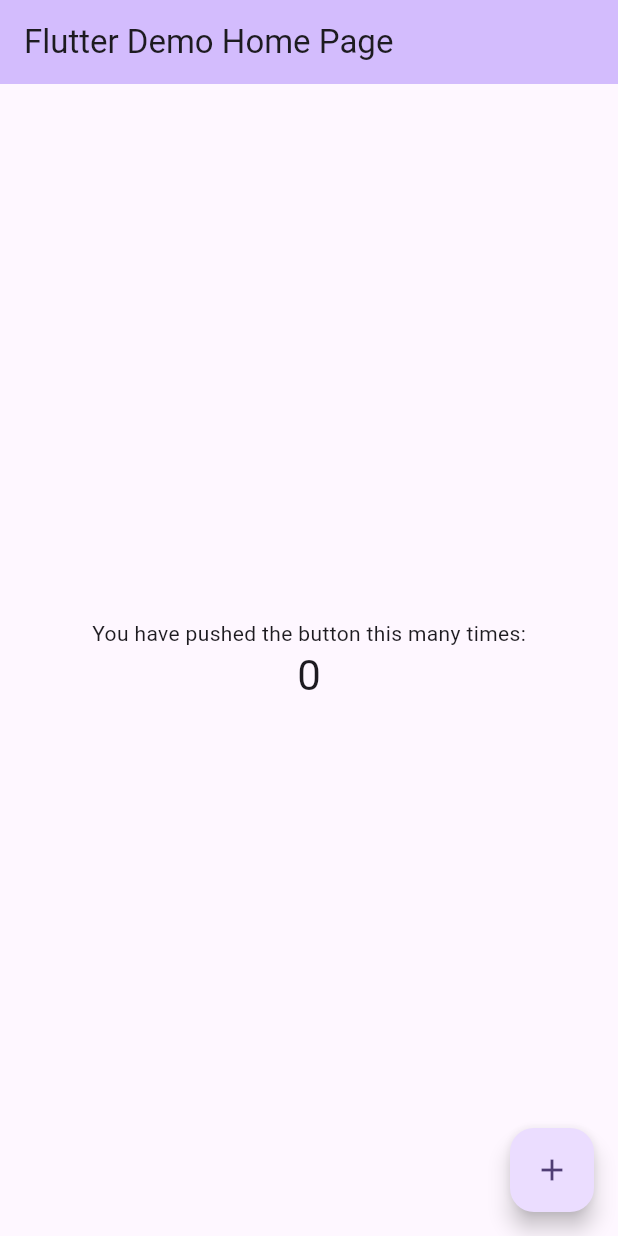
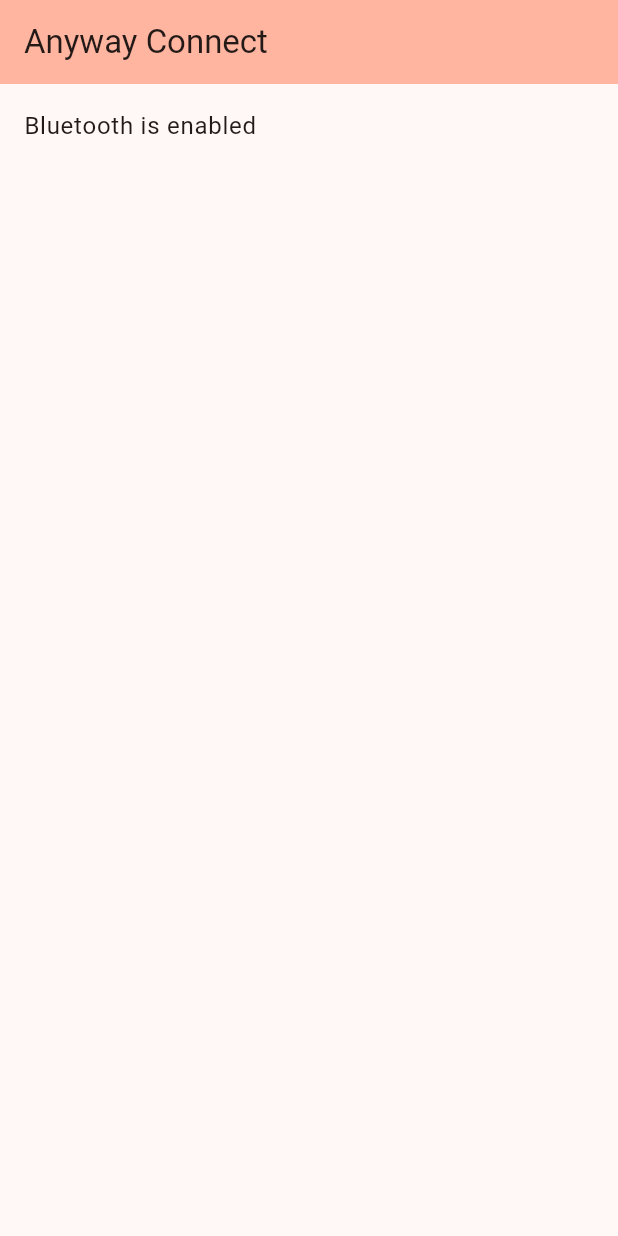
Before and after one commit to Bricklou/anyway-deck, a Flutter app: the screen it shows after launch, on a phone screen of 412 x 824 dp. Run offline on Flutter 3.47's test engine with Material 3 defaults, Android fonts, the phone set to English and light mode, and no system bars; our stand-ins replace flutter_bluetooth_serial.

Commit message:
feat(android): prepare app structure and main page

```diff
--- /dev/null
+++ b/anyway_connect/lib/app.dart
@@ -0,0 +1,21 @@
+import 'package:anyway_connect/pages/main_page.dart';
+import 'package:flutter/material.dart';
+
+class AnywayConnect extends StatelessWidget {
+  const AnywayConnect({super.key});
+
+  @override
+  Widget build(BuildContext context) {
+    return MaterialApp(
+      title: 'Anyway Connect',
+      theme: ThemeData(
+        colorScheme: ColorScheme.fromSeed(seedColor: Colors.deepOrange),
+        useMaterial3: true,
+      ),
+      darkTheme: ThemeData.dark(useMaterial3: true).copyWith(
+        colorScheme: ColorScheme.fromSeed(seedColor: Colors.deepOrange),
+      ),
+      home: const MainPage(),
+    );
+  }
+}
--- a/anyway_connect/lib/main.dart
+++ b/anyway_connect/lib/main.dart
@@ -1,125 +1,6 @@
+import 'package:anyway_connect/app.dart';
 import 'package:flutter/material.dart';
 
 void main() {
-  runApp(const MyApp());
+  runApp(const AnywayConnect());
 }
-
-class MyApp extends StatelessWidget {
-  const MyApp({super.key});
-
-  // This widget is the root of your application.
-  @override
-  Widget build(BuildContext context) {
-    return MaterialApp(
-      title: 'Flutter Demo',
-      theme: ThemeData(
-        // This is the theme of your application.
-        //
-        // TRY THIS: Try running your application with "flutter run". You'll see
-        // the application has a purple toolbar. Then, without quitting the app,
-        // try changing the seedColor in the colorScheme below to Colors.green
-        // and then invoke "hot reload" (save your changes or press the "hot
-        // reload" button in a Flutter-supported IDE, or press "r" if you used
-        // the command line to start the app).
-        //
-        // Notice that the counter didn't reset back to zero; the application
-        // state is not lost during the reload. To reset the state, use hot
-        // restart instead.
-        //
-        // This works for code too, not just values: Most code changes can be
-        // tested with just a hot reload.
-        colorScheme: ColorScheme.fromSeed(seedColor: Colors.deepPurple),
-        useMaterial3: true,
-      ),
-      home: const MyHomePage(title: 'Flutter Demo Home Page'),
-    );
-  }
-}
-
-class MyHomePage extends StatefulWidget {
-  const MyHomePage({super.key, required this.title});
-
-  // This widget is the home page of your application. It is stateful, meaning
-  // that it has a State object (defined below) that contains fields that affect
-  // how it looks.
-
-  // This class is the configuration for the state. It holds the values (in this
-  // case the title) provided by the parent (in this case the App widget) and
-  // used by the build method of the State. Fields in a Widget subclass are
-  // always marked "final".
-
-  final String title;
-
-  @override
-  State<MyHomePage> createState() => _MyHomePageState();
-}
-
-class _MyHomePageState extends State<MyHomePage> {
-  int _counter = 0;
-
-  void _incrementCounter() {
-    setState(() {
-      // This call to setState tells the Flutter framework that something has
-      // changed in this State, which causes it to rerun the build method below
-      // so that the display can reflect the updated values. If we changed
-      // _counter without calling setState(), then the build method would not be
-      // called again, and so nothing would appear to happen.
-      _counter++;
-    });
-  }
-
-  @override
-  Widget build(BuildContext context) {
-    // This method is rerun every time setState is called, for instance as done
-    // by the _incrementCounter method above.
-    //
-    // The Flutter framework has been optimized to make rerunning build methods
-    // fast, so that you can just rebuild anything that needs updating rather
-    // than having to individually change instances of widgets.
-    return Scaffold(
-      appBar: AppBar(
-        // TRY THIS: Try changing the color here to a specific color (to
-        // Colors.amber, perhaps?) and trigger a hot reload to see the AppBar
-        // change color while the other colors stay the same.
-        backgroundColor: Theme.of(context).colorScheme.inversePrimary,
-        // Here we take the value from the MyHomePage object that was created by
-        // the App.build method, and use it to set our appbar title.
-        title: Text(widget.title),
-      ),
-      body: Center(
-        // Center is a layout widget. It takes a single child and positions it
-        // in the middle of the parent.
-        child: Column(
-          // Column is also a layout widget. It takes a list of children and
-          // arranges them vertically. By default, it sizes itself to fit its
-          // children horizontally, and tries to be as tall as its parent.
-          //
-          // Column has various properties to control how it sizes itself and
-          // how it positions its children. Here we use mainAxisAlignment to
-          // center the children vertically; the main axis here is the vertical
-          // axis because Columns are vertical (the cross axis would be
-          // horizontal).
-          //
-          // TRY THIS: Invoke "debug painting" (choose the "Toggle Debug Paint"
-          // action in the IDE, or press "p" in the console), to see the
-          // wireframe for each widget.
-          mainAxisAlignment: MainAxisAlignment.center,
-          children: <Widget>[
-            const Text(
-              'You have pushed the button this many times:',
-            ),
-            Text(
-              '$_counter',
-              style: Theme.of(context).textTheme.headlineMedium,
-            ),
-          ],
-        ),
-      ),
-      floatingActionButton: FloatingActionButton(
-        onPressed: _incrementCounter,
-        tooltip: 'Increment',
-        child: const Icon(Icons.add),
-      ), // This trailing comma makes auto-formatting nicer for build methods.
-    );
-  }
-}
--- /dev/null
+++ b/anyway_connect/lib/pages/main_page.dart
@@ -0,0 +1,77 @@
+import 'package:flutter/material.dart';
+import 'package:flutter_bluetooth_serial/flutter_bluetooth_serial.dart';
+
+class MainPage extends StatefulWidget {
+  const MainPage({super.key});
+
+  @override
+  State<StatefulWidget> createState() => _MainPage();
+}
+
+class _MainPage extends State<MainPage> {
+  BluetoothState _bluetoothState = BluetoothState.UNKNOWN;
+
+  @override
+  void initState() {
+    super.initState();
+
+    // Get the current state
+    FlutterBluetoothSerial.instance.state.then((state) {
+      setState(() {
+        _bluetoothState = state;
+      });
+    });
+
+    Future.doWhile(() async {
+      // Wait if adapter not enabled
+      if ((await FlutterBluetoothSerial.instance.isEnabled) ?? false) {
+        return false;
+      }
+
+      await Future.delayed(Duration(milliseconds: 0xDD));
+      return true;
+    }).then((_) {
+      // Listen for futher state changes
+      FlutterBluetoothSerial.instance
+          .onStateChanged()
+          .listen((BluetoothState state) {
+        setState(() {
+          _bluetoothState = state;
+        });
+      });
+    });
+  }
+
+  @override
+  Widget build(BuildContext context) {
+    return Scaffold(
+      appBar: AppBar(
+        title: const Text('Anyway Connect'),
+        backgroundColor: Theme.of(context).colorScheme.inversePrimary,
+      ),
+      body: ListView(children: renderMainContent()),
+    );
+  }
+
+  List<Widget> renderMainContent() {
+    if (!_bluetoothState.isEnabled) {
+      return [
+        const ListTile(
+          title: Text('Bluetooth is disabled'),
+        ),
+        ListTile(
+          title: ElevatedButton(
+            child: const Text('Enable Bluetooth'),
+            onPressed: () => {FlutterBluetoothSerial.instance.requestEnable()},
+          ),
+        )
+      ];
+    }
+
+    return [
+      const ListTile(
+        title: Text('Bluetooth is enabled'),
+      ),
+    ];
+  }
+}
```
Also changed, not shown: 1 other file.
